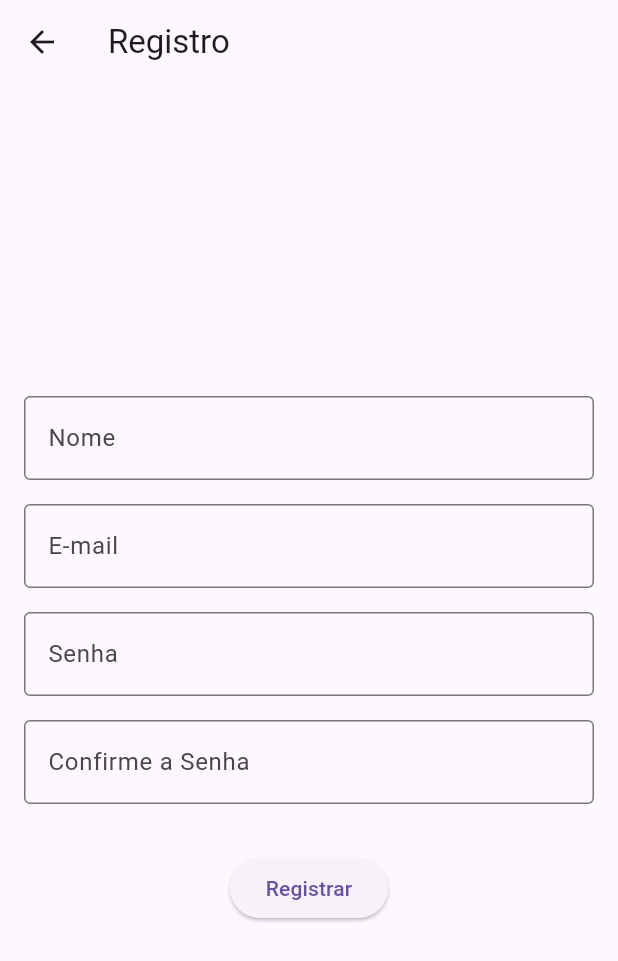
After one commit to ProjetoJavaDiogo/Flutter4Semestre, a Flutter app: the RegisterView screen opened by its route, on a phone screen of 412 x 824 dp. The commit adds this screen. Shown: the top 961 px of the screen. Run offline on Flutter 3.47's test engine with Material 3 defaults, Android fonts, the phone set to English and light mode, and no system bars; our stand-ins replace dio.

Commit message:
atualizações

```diff
--- /dev/null
+++ b/portaria_condominio/lib/app/views/auth/register_view.dart
@@ -0,0 +1,103 @@
+import 'package:flutter/material.dart';
+import 'package:provider/provider.dart';
+import 'package:portaria_condominio/app/controllers/auth_controller.dart';
+
+class RegisterView extends StatefulWidget {
+  @override
+  _RegisterViewState createState() => _RegisterViewState();
+}
+
+class _RegisterViewState extends State<RegisterView> {
+  final TextEditingController _nameController = TextEditingController();
+  final TextEditingController _emailController = TextEditingController();
+  final TextEditingController _passwordController = TextEditingController();
+  final TextEditingController _confirmPasswordController = TextEditingController();
+  String? _errorMessage;
+
+  @override
+  Widget build(BuildContext context) {
+    final authController = Provider.of<AuthController>(context);
+
+    return Scaffold(
+      appBar: AppBar(
+        title: Text("Registro"),
+      ),
+      body: Center(
+        child: Padding(
+          padding: const EdgeInsets.all(16.0),
+          child: Column(
+            mainAxisAlignment: MainAxisAlignment.center,
+            children: [
+              TextField(
+                controller: _nameController,
+                decoration: InputDecoration(
+                  labelText: 'Nome',
+                  border: OutlineInputBorder(),
+                ),
+              ),
+              SizedBox(height: 16),
+              TextField(
+                controller: _emailController,
+                decoration: InputDecoration(
+                  labelText: 'E-mail',
+                  border: OutlineInputBorder(),
+                ),
+              ),
+              SizedBox(height: 16),
+              TextField(
+                controller: _passwordController,
+                obscureText: true,
+                decoration: InputDecoration(
+                  labelText: 'Senha',
+                  border: OutlineInputBorder(),
+                ),
+              ),
+              SizedBox(height: 16),
+              TextField(
+                controller: _confirmPasswordController,
+                obscureText: true,
+                decoration: InputDecoration(
+                  labelText: 'Confirme a Senha',
+                  border: OutlineInputBorder(),
+                ),
+              ),
+              SizedBox(height: 16),
+              if (_errorMessage != null)
+                Text(
+                  _errorMessage!,
+                  style: TextStyle(color: Colors.red),
+                ),
+              SizedBox(height: 16),
+              ElevatedButton(
+                onPressed: () async {
+                  String name = _nameController.text.trim();
+                  String email = _emailController.text.trim();
+                  String password = _passwordController.text.trim();
+                  String confirmPassword = _confirmPasswordController.text.trim();
+
+                  if (password != confirmPassword) {
+                    setState(() {
+                      _errorMessage = "As senhas não coincidem.";
+                    });
+                    return;
+                  }
+
+                  bool success = await authController.register(name, email, password);
+
+                  if (success) {
+                    Navigator.pushReplacementNamed(context, '/login');
+                  } else {
+                    setState(() {
+                      _errorMessage = "Erro no registro. Tente novamente.";
+                    });
+                  }
+                },
+                child: Text("Registrar"),
+              ),
+            ],
+          ),
+        ),
+      ),
+    );
+  }
+}
--- a/portaria_condominio/lib/utils/routes.dart
+++ b/portaria_condominio/lib/utils/routes.dart
@@ -1,11 +1,13 @@
 import 'package:flutter/material.dart';
 import 'package:portaria_condominio/app/views/auth/login_view.dart';
+import 'package:portaria_condominio/app/views/auth/register_view.dart';
 import 'package:portaria_condominio/app/views/home/home_view.dart';
 // Importe outras views...
 
 class AppRoutes {
   static const String login = '/login';
   static const String home = '/home';
+  static const String register = '/register';
   static const String residents = '/residents';
   static const String vehicles = '/vehicles';
   static const String visits = '/visits';
@@ -18,9 +20,12 @@ class AppRoutes {
         return MaterialPageRoute(builder: (_) => LoginView());
       case home:
         return MaterialPageRoute(builder: (_) => HomeView());
+      case register:
+        return MaterialPageRoute(builder: (_) => RegisterView());
       // Outras rotas...
       default:
         return MaterialPageRoute(builder: (_) => LoginView());
+
     }
   }
 }
```
Also changed, not shown: portaria_condominio/lib/app/controllers/auth_controller.dart (+19 -0 lines).
